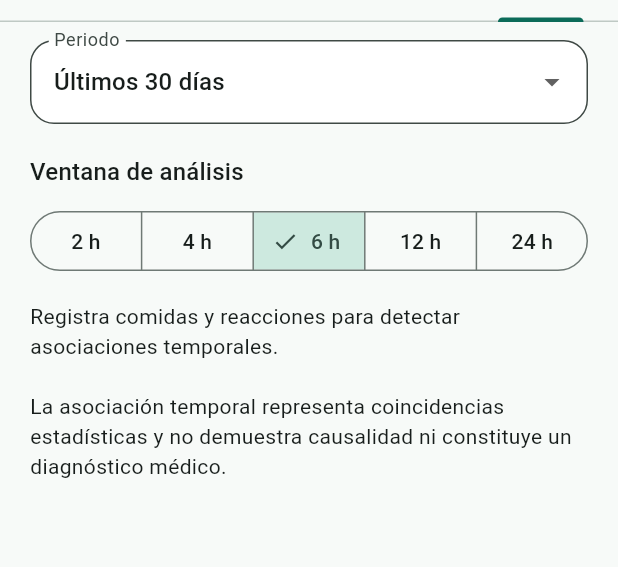
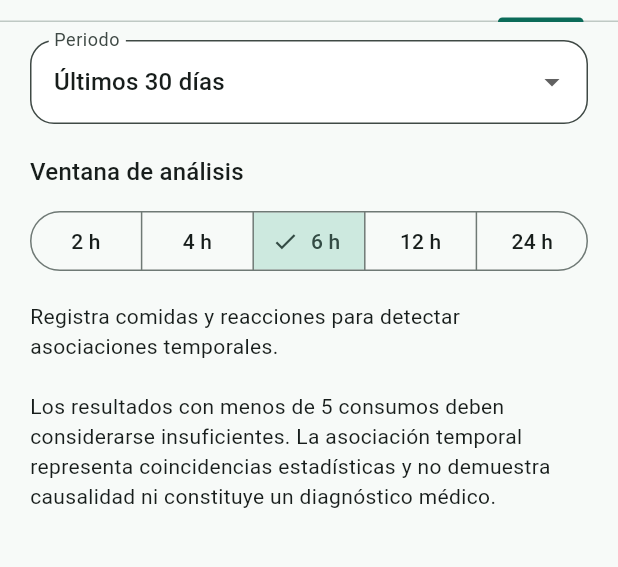
Before and after one commit to jhidmer/alimentario, a Flutter app: the StatisticsPage screen opened directly, tab 4 chosen, on a phone screen of 412 x 824 dp, the part 134-701 px from its top. Run offline on Flutter 3.47's test engine with Material 3 defaults, Android fonts, the phone set to English and light mode, and no system bars; our stand-ins replace drift, flutter_local_notifications, image_picker, share_plus, timezone; missing offline and left inert: file_selector, restart_app; accounts and stored records are empty; generated files the repository leaves out were written again.

Commit message:
Add confidence labels to pattern analysis

```diff
--- a/lib/features/patterns/domain/pattern_repository.dart
+++ b/lib/features/patterns/domain/pattern_repository.dart
@@ -13,6 +13,15 @@ class PatternResult {
   final Map<String, int> symptoms;
 
   double get percentage => total == 0 ? 0 : withReaction * 100 / total;
+
+  String get confidenceLabel {
+    if (total < 5) return 'Datos insuficientes';
+    if (total < 10) return 'Confianza baja';
+    if (total < 20) return 'Confianza moderada';
+    return 'Muestra más estable';
+  }
+
+  bool get hasMinimumSample => total >= 5;
 }
 
 abstract interface class PatternRepository {
--- a/lib/features/patterns/presentation/patterns_page.dart
+++ b/lib/features/patterns/presentation/patterns_page.dart
@@ -53,18 +53,19 @@ class _PatternsPageState extends State<PatternsPage> {
           final results = snapshot.data ?? [];
           if (results.isEmpty) return const Text('Registra comidas y reacciones para detectar asociaciones temporales.');
           return Column(children: results.map((result) => Card(child: ExpansionTile(
-                title: Text(result.foodName),
-                subtitle: Text('${result.withReaction} de ${result.total} consumos · ${result.percentage.toStringAsFixed(0)} %'),
+                  title: Text(result.foodName),
+                  subtitle: Text('${result.withReaction} de ${result.total} consumos · ${result.percentage.toStringAsFixed(0)} %\n${result.confidenceLabel}'),
+                  leading: Icon(result.hasMinimumSample ? Icons.insights : Icons.info_outline, color: result.hasMinimumSample ? Theme.of(context).colorScheme.primary : Colors.orange),
                 children: [
                   ListTile(title: const Text('Con reacción posterior'), trailing: Text('${result.withReaction}')),
                   ListTile(title: const Text('Sin reacción posterior'), trailing: Text('${result.withoutReaction}')),
                   ...result.symptoms.entries.map((entry) => ListTile(dense: true, title: Text(entry.key), trailing: Text('${entry.value}'))),
                 ],
-              ))).toList());
+                ))).toList());
         },
       ),
       const SizedBox(height: 20),
-      const Text('La asociación temporal representa coincidencias estadísticas y no demuestra causalidad ni constituye un diagnóstico médico.'),
+      const Text('Los resultados con menos de 5 consumos deben considerarse insuficientes. La asociación temporal representa coincidencias estadísticas y no demuestra causalidad ni constituye un diagnóstico médico.'),
     ]);
   }
 }
```
Also changed, not shown: 2 other files.
